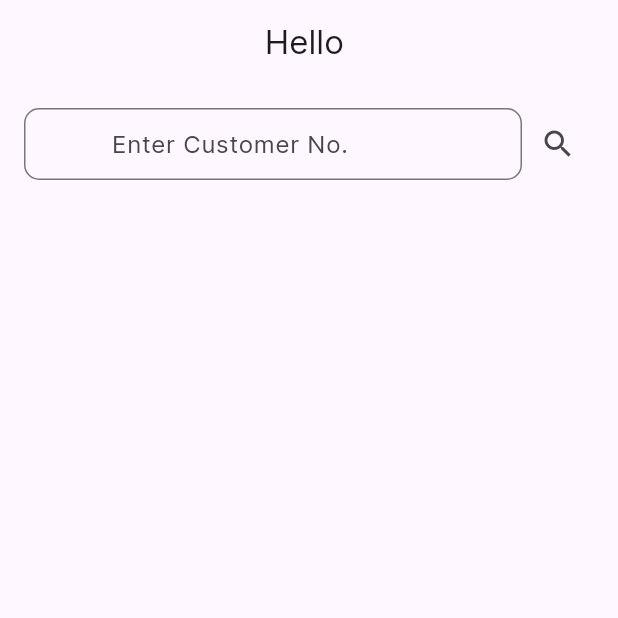
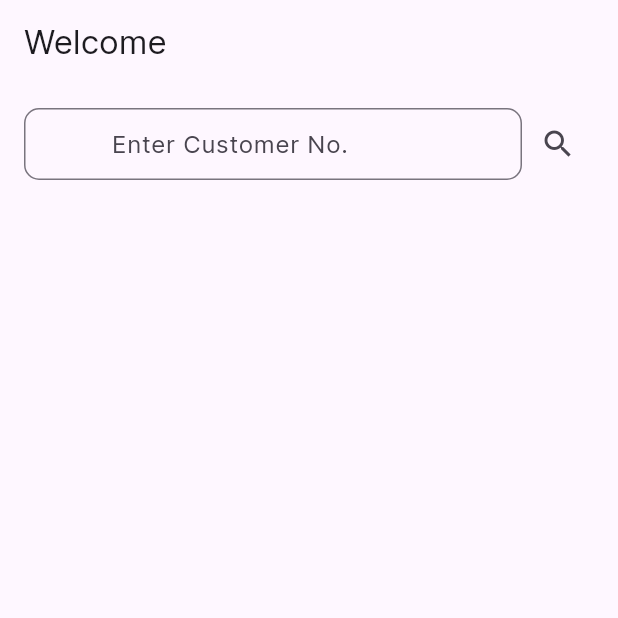
Before and after one commit to jayneel-circolife/master-circolife-app, a Flutter app: the HomeScreen screen opened directly, on a phone screen of 412 x 824 dp, the top half of it. Run offline on Flutter 3.47's test engine with Material 3 defaults, Android fonts, the phone set to English and light mode, and no system bars; our stand-ins replace firebase_auth, firebase_core, flutter_secure_storage, fluttertoast, hive, hive_flutter and 2 more; missing offline and left inert: mqtt_client; accounts and stored records are empty; generated files the repository leaves out were written again; network calls fail.

```diff
--- a/lib/presentation/auth/login_screen.dart
+++ b/lib/presentation/auth/login_screen.dart
@@ -41,7 +41,7 @@ class _LoginScreenState extends State<LoginScreen> {
               Column(
                 crossAxisAlignment: CrossAxisAlignment.start,
                 children: [
-                  const Text("Enter your phone number"),
+                  Text("Enter your phone number", style: TextStyle(fontSize: 24, color: Colors.grey.shade900, fontWeight: FontWeight.bold)),
                   const SizedBox(
                     height: 15,
                   ),
--- a/lib/presentation/home/screens/home_screen.dart
+++ b/lib/presentation/home/screens/home_screen.dart
@@ -46,7 +46,7 @@ class _HomeScreenState extends State<HomeScreen> {
     });
     dev.log(">>>$contact");
     var headers = await _getHeaderConfig();
-    var url = Uri.http(AppSecrets.baseUrl, '/api/user/${contact.replaceFirst("+91", "")}');
+    var url = Uri.https(AppSecrets.baseUrl, '/api/user/${contact.replaceFirst("+91", "")}');
     var response = await http.get(
       url,
       headers: headers,
@@ -75,6 +75,10 @@ class _HomeScreenState extends State<HomeScreen> {
     return headers;
   }
 
+  Future getUserDataByPhoneNumber() async {
+    return http.get(Uri.https(AppSecrets.baseUrl, '/api/user/${phoneController.text}',), headers: await _getHeaderConfig());
+  }
+
   @override
   void initState() {
     super.initState();
@@ -90,8 +94,7 @@ class _HomeScreenState extends State<HomeScreen> {
     return Scaffold(
       resizeToAvoidBottomInset: false,
       appBar: AppBar(
-        title: Text("Hello ${userdata?.fullname.toString()}"),
-        centerTitle: true,
+        title: Text("Welcome ${userdata?.fullname.toString() ?? ""}"),
       ),
       body: Padding(
         padding: const EdgeInsets.all(16),
@@ -133,12 +136,7 @@ class _HomeScreenState extends State<HomeScreen> {
             ),
             if (validNumber)
               FutureBuilder(
-                  future: http.get(
-                      Uri.https(
-                        AppSecrets.baseUrl,
-                        '/api/user/${phoneController.text}',
-                      ),
-                      headers: headers),
+                  future: getUserDataByPhoneNumber(),
                   builder: (context, snapshot) {
                     if (snapshot.connectionState == ConnectionState.waiting) {
                       return const CircularProgressIndicator();
@@ -204,7 +202,7 @@ class _HomeScreenState extends State<HomeScreen> {
                                 title: const Text("View Devices"),
                                 trailing: const Icon(Icons.arrow_forward_rounded),
                                 onTap: () {
-                                  Navigator.push(context, MaterialPageRoute(builder: (context) => DevicesScreen(userId: userId, fullName: fullName)));
+                                  Navigator.push(context, MaterialPageRoute(builder: (context) => DevicesScreen(userId: userId, fullName: fullName, )));
                                 },
                               ),
                               ListTile(
--- /dev/null
+++ b/lib/utils/constant_fonts.dart
@@ -0,0 +1,4 @@
+class ConstantFonts {
+  static String interSemiBold = "InterSemiBold";
+  static String interRegular = "Inter";
+}
--- a/lib/utils/secrets.dart
+++ b/lib/utils/secrets.dart
@@ -1,4 +1,4 @@
 class AppSecrets {
-  static String baseUrl = "production.circolife.vip";
+  static String baseUrl = "app.dev.circolife.vip";
   static String url = "35.154.99.208:3000";
 }
```
Also changed, not shown: lib/presentation/auth/otp_screen.dart (+25 -8 lines), lib/presentation/auth/splash_screen.dart (+6 -9 lines), lib/presentation/home/screens/configure_device_screen.dart (+17 -0 lines), lib/presentation/home/screens/devices_screen.dart (+24 -10 lines), pubspec.yaml (+15 -3 lines), assets/app_icon/master.png (added), assets/font/InterSemiBold.ttf (added), assets/images/logo/new_revamp_logo.png (added), pubspec.lock, 1 other file.
